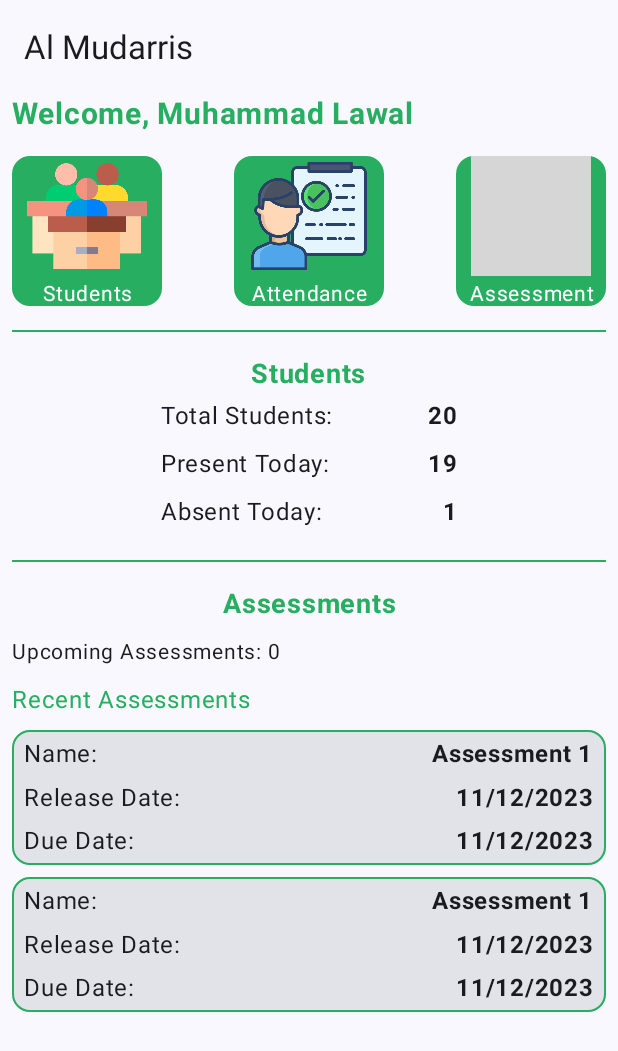
After one commit to Abbaraees/al-mudarris, an Android app built with Jetpack Compose: the DashboardScreen screen opened through its navigation route, on a phone screen of 412 x 824 dp. The commit adds this screen. Shown: the top 1051 px of the screen. Run offline under Robolectric (Android 15) with nearby library versions, the phone set to English and light mode, and no system bars; grey boxes are pictures that could not be loaded.

Commit message:
feat: completed the dashboard screen UI

```diff
--- /dev/null
+++ b/app/src/main/java/com/example/al_mudarris/presentation/view/components/AssessmentCard.kt
@@ -0,0 +1,72 @@
+package com.example.al_mudarris.presentation.view.components
+
+import androidx.compose.foundation.BorderStroke
+import androidx.compose.foundation.layout.Arrangement
+import androidx.compose.foundation.layout.Column
+import androidx.compose.foundation.layout.Row
+import androidx.compose.foundation.layout.fillMaxHeight
+import androidx.compose.foundation.layout.fillMaxWidth
+import androidx.compose.foundation.layout.height
+import androidx.compose.foundation.layout.padding
+import androidx.compose.material3.Card
+import androidx.compose.material3.ExperimentalMaterial3Api
+import androidx.compose.material3.Text
+import androidx.compose.runtime.Composable
+import androidx.compose.ui.Modifier
+import androidx.compose.ui.text.font.FontWeight
+import androidx.compose.ui.tooling.preview.Preview
+import androidx.compose.ui.unit.dp
+import com.example.al_mudarris.ui.theme.MyGreen
+
+@OptIn(ExperimentalMaterial3Api::class)
+@Composable
+fun AssessmentCard() {
+    Card(
+        onClick = { /*TODO*/ },
+        modifier = Modifier
+            .fillMaxWidth()
+            .height(90.dp),
+        border = BorderStroke(1.dp, MyGreen)
+    ) {
+        Column(
+            modifier = Modifier.fillMaxHeight()
+        ) {
+            Column(
+                verticalArrangement = Arrangement.SpaceBetween,
+                modifier = Modifier
+                    .fillMaxHeight()
+                    .padding(horizontal = 8.dp, vertical = 4.dp)
+            ) {
+                Row(
+                    Modifier.fillMaxWidth(),
+                    horizontalArrangement = Arrangement.SpaceBetween
+                ) {
+                    Text(text = "Name:")
+                    Text(text = "Assessment 1", fontWeight = FontWeight.Bold)
+                }
+
+                Row(
+                    Modifier.fillMaxWidth(),
+                    horizontalArrangement = Arrangement.SpaceBetween
+                ){
+                    Text(text = "Release Date:")
+                    Text(text = "11/12/2023", fontWeight = FontWeight.Bold)
+                }
+                Row(
+                    Modifier.fillMaxWidth(),
+                    horizontalArrangement = Arrangement.SpaceBetween
+                ) {
+                    Text(text = "Due Date:")
+                    Text(text = "11/12/2023", fontWeight = FontWeight.Bold)
+                }
+
+            }
+        }
+    }
+}
+
+@Preview
+@Composable
+fun AssessmentCardPreview() {
+    AssessmentCard()
+}
--- /dev/null
+++ b/app/src/main/java/com/example/al_mudarris/presentation/view/dashboardScreen/DashboardScreen.kt
@@ -0,0 +1,144 @@
+package com.example.al_mudarris.presentation.view.dashboardScreen
+
+import androidx.compose.foundation.layout.Arrangement
+import androidx.compose.foundation.layout.Column
+import androidx.compose.foundation.layout.Row
+import androidx.compose.foundation.layout.Spacer
+import androidx.compose.foundation.layout.fillMaxSize
+import androidx.compose.foundation.layout.fillMaxWidth
+import androidx.compose.foundation.layout.padding
+import androidx.compose.foundation.rememberScrollState
+import androidx.compose.foundation.verticalScroll
+import androidx.compose.material3.Divider
+import androidx.compose.material3.ExperimentalMaterial3Api
+import androidx.compose.material3.Scaffold
+import androidx.compose.material3.Text
+import androidx.compose.material3.TopAppBar
+import androidx.compose.runtime.Composable
+import androidx.compose.ui.Alignment
+import androidx.compose.ui.Modifier
+import androidx.compose.ui.text.font.FontWeight
+import androidx.compose.ui.text.style.TextAlign
+import androidx.compose.ui.tooling.preview.Preview
+import androidx.compose.ui.unit.dp
+import androidx.compose.ui.unit.sp
+import com.example.al_mudarris.R
+import com.example.al_mudarris.presentation.view.components.ActionMenuItem
+import com.example.al_mudarris.presentation.view.components.AssessmentCard
+import com.example.al_mudarris.ui.theme.MyGreen
+
+@OptIn(ExperimentalMaterial3Api::class)
+@Composable
+fun DashboardScreen() {
+    val studentStats =listOf(
+        "Total Students:" to "20",
+        "Present Today:" to "19",
+        "Absent Today:" to "1"
+    )
+    Scaffold(
+        topBar = {
+            TopAppBar(title = { Text(text = "Al Mudarris") })
+        },
+
+    ) { paddingValues ->
+        Column(
+            Modifier
+                .fillMaxSize()
+                .padding(paddingValues)
+                .padding(horizontal = 8.dp)
+                .verticalScroll(rememberScrollState())
+        ) {
+            Text(
+                text = "Welcome, Muhammad Lawal",
+                fontSize = 20.sp,
+                fontWeight = FontWeight.Bold,
+                color = MyGreen
+            )
+
+            Row(
+                horizontalArrangement = Arrangement.SpaceBetween,
+                modifier = Modifier
+                    .padding(top = 16.dp)
+                    .fillMaxWidth()
+            ) {
+                ActionMenuItem(name = "Students", paintDrawable = R.drawable.school)
+                ActionMenuItem(name = "Attendance", paintDrawable = R.drawable.attendance_icon)
+                ActionMenuItem(name = "Assessment", paintDrawable = R.drawable.assessment_icon)
+            }
+            Divider(
+                color = MyGreen,
+                modifier = Modifier.padding(vertical = 16.dp)
+            )
+
+//            Start of Students statistics
+            Column(
+                modifier = Modifier
+                    .fillMaxWidth(),
+                horizontalAlignment = Alignment.CenterHorizontally
+            ) {
+                Text(
+                    text = "Students",
+                    color = MyGreen,
+                    fontSize = 18.sp,
+                    fontWeight = FontWeight.Bold,
+                )
+                studentStats.forEach{
+                    Row(
+                        Modifier
+                            .fillMaxWidth(0.5f)
+                            .padding(vertical = 4.dp),
+                        horizontalArrangement = Arrangement.SpaceBetween
+                    ) {
+                        Text(text = it.first)
+                        Text(text = it.second, fontWeight = FontWeight.Bold)
+                    }
+                }
+
+            }
+//            End of students statistics
+            Divider(
+                color = MyGreen,
+                modifier = Modifier.padding(vertical = 16.dp)
+            )
+            Column(
+                Modifier.fillMaxWidth(),
+
+            ) {
+                Text(
+                    text = "Assessments",
+                    color = MyGreen,
+                    fontSize = 18.sp,
+                    fontWeight = FontWeight.Bold,
+                    textAlign = TextAlign.Center,
+                    modifier = Modifier
+                        .fillMaxWidth()
+                )
+                Text(
+                    text = "Upcoming Assessments: 0",
+                    fontSize = 14.sp,
+                    modifier = Modifier
+                        .padding(vertical = 8.dp)
+                )
+                Text(
+                    text = "Recent Assessments",
+                    color = MyGreen,
+                    fontSize = 16.sp
+                )
+                Column(
+                    modifier = Modifier.padding(vertical = 8.dp)
+                ) {
+                    AssessmentCard()
+                    Spacer(modifier = Modifier.padding(vertical = 4.dp))
+                    AssessmentCard()
+                }
+            }
+        }
+    }
+}
+
+
+@Preview(showSystemUi = true)
+@Composable
+fun DashboardScreenPreview() {
+    DashboardScreen()
+}
--- a/app/src/main/java/com/example/al_mudarris/presentation/view/loginScreen/LoginScreen.kt
+++ b/app/src/main/java/com/example/al_mudarris/presentation/view/loginScreen/LoginScreen.kt
@@ -7,6 +7,8 @@ import androidx.compose.foundation.layout.Arrangement
 import androidx.compose.foundation.layout.Column
 import androidx.compose.foundation.layout.fillMaxSize
 import androidx.compose.foundation.layout.padding
+import androidx.compose.foundation.rememberScrollState
+import androidx.compose.foundation.verticalScroll
 import androidx.compose.material.icons.Icons
 import androidx.compose.material.icons.filled.Lock
 import androidx.compose.material3.Button
```
